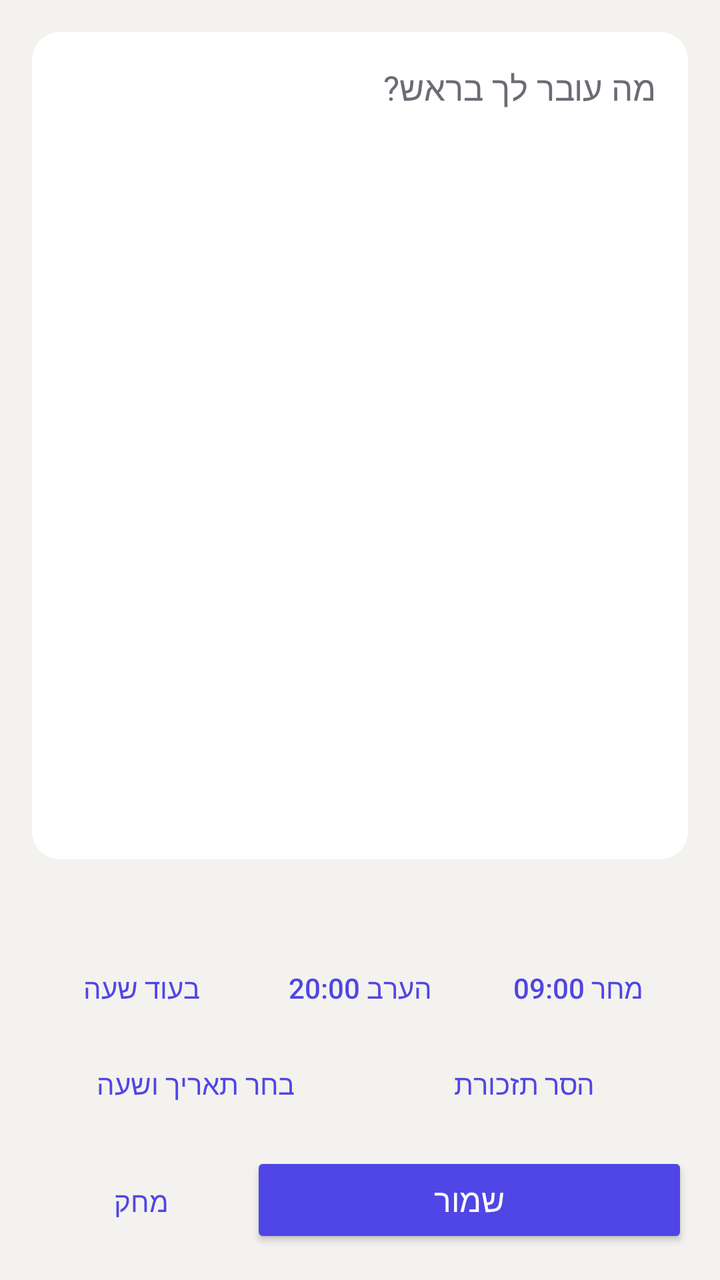
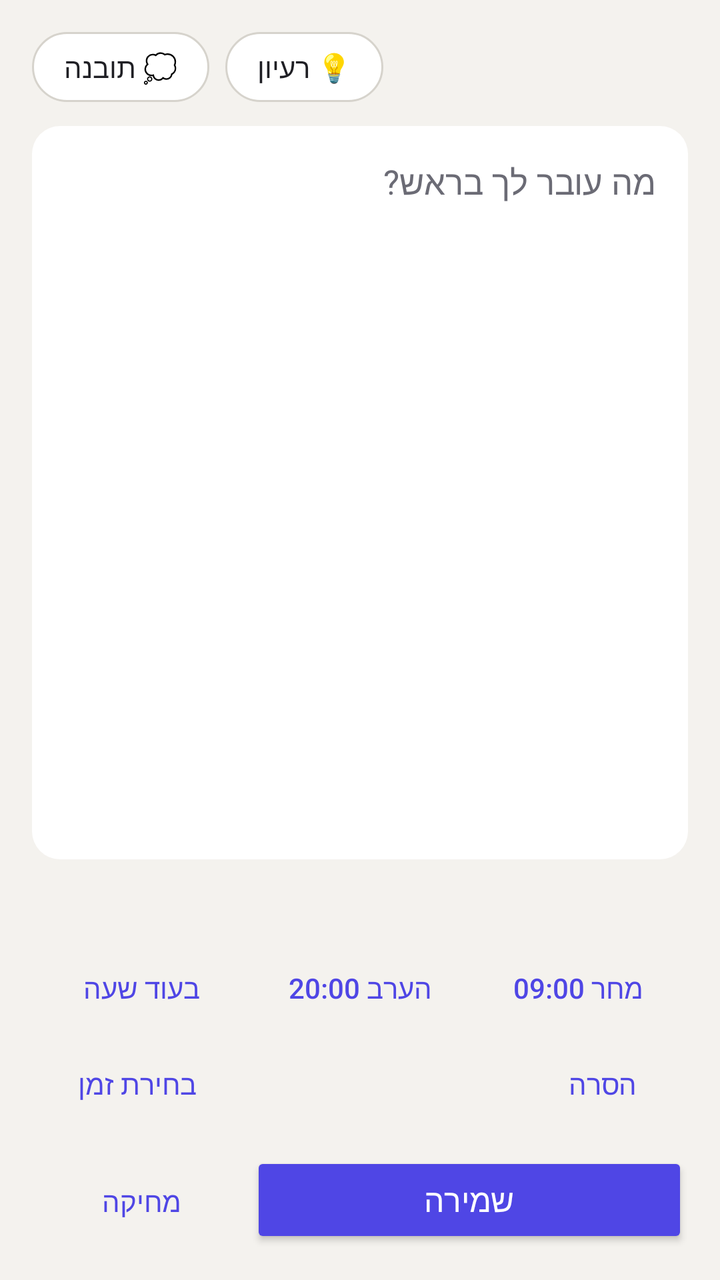

Before-and-after screenshots of an Android layout around one commit, followed by the original layout XML and the change that was made.
<!-- AndroidManifest.xml: application theme AppTheme -->
<!-- res/layout/activity_edit.xml -->
<?xml version="1.0" encoding="utf-8"?>
<LinearLayout xmlns:android="http://schemas.android.com/apk/res/android"
    android:layout_width="match_parent"
    android:layout_height="match_parent"
    android:background="@color/bg"
    android:orientation="vertical"
    android:padding="16dp">

    <EditText
        android:id="@+id/text"
        android:layout_width="match_parent"
        android:layout_height="0dp"
        android:layout_weight="1"
        android:background="@drawable/bg_card"
        android:gravity="top|start"
        android:hint="@string/thought_hint"
        android:importantForAutofill="no"
        android:inputType="textMultiLine|textCapSentences"
        android:padding="16dp"
        android:textColor="@color/text_primary"
        android:textColorHint="@color/text_secondary"
        android:textSize="17sp" />

    <TextView
        android:id="@+id/reminder_label"
        android:layout_width="match_parent"
        android:layout_height="wrap_content"
        android:layout_marginTop="14dp"
        android:textColor="@color/text_primary"
        android:textSize="15sp" />

    <LinearLayout
        android:layout_width="match_parent"
        android:layout_height="wrap_content"
        android:layout_marginTop="6dp"
        android:orientation="horizontal">

        <Button
            android:id="@+id/quick_hour"
            style="?android:attr/buttonBarButtonStyle"
            android:layout_width="0dp"
            android:layout_height="wrap_content"
            android:layout_weight="1"
            android:text="@string/in_hour"
            android:textAllCaps="false" />

        <Button
            android:id="@+id/quick_tonight"
            style="?android:attr/buttonBarButtonStyle"
            android:layout_width="0dp"
            android:layout_height="wrap_content"
            android:layout_weight="1"
            android:text="@string/tonight"
            android:textAllCaps="false" />

        <Button
            android:id="@+id/quick_tomorrow"
            style="?android:attr/buttonBarButtonStyle"
            android:layout_width="0dp"
            android:layout_height="wrap_content"
            android:layout_weight="1"
            android:text="@string/tomorrow_morning"
            android:textAllCaps="false" />
    </LinearLayout>

    <LinearLayout
        android:layout_width="match_parent"
        android:layout_height="wrap_content"
        android:orientation="horizontal">

        <Button
            android:id="@+id/pick"
            style="?android:attr/buttonBarButtonStyle"
            android:layout_width="0dp"
            android:layout_height="wrap_content"
            android:layout_weight="1"
            android:text="@string/pick_time"
            android:textAllCaps="false" />

        <Button
            android:id="@+id/clear"
            style="?android:attr/buttonBarButtonStyle"
            android:layout_width="0dp"
            android:layout_height="wrap_content"
            android:layout_weight="1"
            android:text="@string/clear_reminder"
            android:textAllCaps="false" />
    </LinearLayout>

    <LinearLayout
        android:layout_width="match_parent"
        android:layout_height="wrap_content"
        android:layout_marginTop="10dp"
        android:orientation="horizontal">

        <Button
            android:id="@+id/delete"
            style="?android:attr/buttonBarButtonStyle"
            android:layout_width="0dp"
            android:layout_height="wrap_content"
            android:layout_weight="1"
            android:text="@string/delete"
            android:textAllCaps="false" />

        <Button
            android:id="@+id/save"
            android:layout_width="0dp"
            android:layout_height="wrap_content"
            android:layout_weight="2"
            android:backgroundTint="@color/accent"
            android:text="@string/save"
            android:textAllCaps="false"
            android:textColor="@color/white"
            android:textSize="16sp" />
    </LinearLayout>
</LinearLayout>
<!-- resources referenced by this layout -->
<resources>
  <color name="accent">#4F46E5</color>
  <color name="bg">#F4F2EE</color>
  <color name="text_primary">#1F1F24</color>
  <color name="text_secondary">#6B6B75</color>
  <color name="white">#FFFFFF</color>
  <!-- drawable bg_card (drawable) -->
  <?xml version="1.0" encoding="utf-8"?>
  <shape xmlns:android="http://schemas.android.com/apk/res/android" android:shape="rectangle">
      <corners android:radius="14dp" />
      <solid android:color="@color/card" />
  </shape>
  <string name="clear_reminder">הסר תזכורת</string>
  <string name="delete">מחק</string>
  <string name="in_hour">בעוד שעה</string>
  <string name="pick_time">בחר תאריך ושעה</string>
  <string name="save">שמור</string>
  <string name="thought_hint">מה עובר לך בראש?</string>
  <string name="tomorrow_morning">מחר 09:00</string>
  <string name="tonight">הערב 20:00</string>
  <style name="AppTheme" parent="android:Theme.Material.Light.DarkActionBar">
          <item name="android:colorPrimary">@color/primary</item>
          <item name="android:colorPrimaryDark">@color/primary_dark</item>
          <item name="android:colorAccent">@color/accent</item>
          <item name="android:statusBarColor">@color/primary_dark</item>
          <item name="android:windowBackground">@color/bg</item>
      </style>
  <color name="card">#FFFFFF</color>
  <color name="primary">#3730A3</color>
  <color name="primary_dark">#312E81</color>
</resources>

<!-- the commit's change to res/layout/activity_edit.xml (unified diff, before → after) -->
@@ -5,6 +5,23 @@
     android:background="@color/bg"
     android:orientation="vertical"
     android:padding="16dp">
+
+    <LinearLayout
+        android:layout_width="match_parent"
+        android:layout_height="wrap_content"
+        android:layout_marginBottom="12dp"
+        android:orientation="horizontal">
+
+        <TextView
+            android:id="@+id/chip_insight"
+            style="@style/Chip"
+            android:text="@string/cat_insight" />
+
+        <TextView
+            android:id="@+id/chip_idea"
+            style="@style/Chip"
+            android:text="@string/cat_idea" />
+    </LinearLayout>
 
     <EditText
         android:id="@+id/text"
@@ -78,11 +95,19 @@
             android:textAllCaps="false" />
 
         <Button
+            android:id="@+id/repeat"
+            style="?android:attr/buttonBarButtonStyle"
+            android:layout_width="0dp"
+            android:layout_height="wrap_content"
+            android:layout_weight="1.3"
+            android:textAllCaps="false" />
+
+        <Button
             android:id="@+id/clear"
             style="?android:attr/buttonBarButtonStyle"
             android:layout_width="0dp"
             android:layout_height="wrap_content"
-            android:layout_weight="1"
+            android:layout_weight="0.8"
             android:text="@string/clear_reminder"
             android:textAllCaps="false" />
     </LinearLayout>
<!-- resource entries referenced after the edit -->
@@ -11,14 +11,30 @@
       <corners android:radius="14dp" />
       <solid android:color="@color/card" />
   </shape>
-  <string name="clear_reminder">הסר תזכורת</string>
-  <string name="delete">מחק</string>
+  <string name="cat_idea">💡 רעיון</string>
+  <string name="cat_insight">💭 תובנה</string>
+  <string name="clear_reminder">הסרה</string>
+  <string name="delete">מחיקה</string>
   <string name="in_hour">בעוד שעה</string>
-  <string name="pick_time">בחר תאריך ושעה</string>
-  <string name="save">שמור</string>
+  <string name="pick_time">בחירת זמן</string>
+  <string name="save">שמירה</string>
   <string name="thought_hint">מה עובר לך בראש?</string>
   <string name="tomorrow_morning">מחר 09:00</string>
   <string name="tonight">הערב 20:00</string>
+  <style name="Chip">
+          <item name="android:layout_width">wrap_content</item>
+          <item name="android:layout_height">wrap_content</item>
+          <item name="android:layout_marginEnd">8dp</item>
+          <item name="android:background">@drawable/bg_chip</item>
+          <item name="android:textColor">@color/chip_text</item>
+          <item name="android:paddingStart">16dp</item>
+          <item name="android:paddingEnd">16dp</item>
+          <item name="android:paddingTop">8dp</item>
+          <item name="android:paddingBottom">8dp</item>
+          <item name="android:textSize">14sp</item>
+          <item name="android:clickable">true</item>
+          <item name="android:focusable">true</item>
+      </style>
   <style name="AppTheme" parent="android:Theme.Material.Light.DarkActionBar">
           <item name="android:colorPrimary">@color/primary</item>
           <item name="android:colorPrimaryDark">@color/primary_dark</item>
@@ -27,7 +43,25 @@
           <item name="android:windowBackground">@color/bg</item>
       </style>
   <color name="card">#FFFFFF</color>
+  <!-- drawable bg_chip (drawable) -->
+  <?xml version="1.0" encoding="utf-8"?>
+  <selector xmlns:android="http://schemas.android.com/apk/res/android">
+      <item android:state_selected="true">
+          <shape android:shape="rectangle">
+              <corners android:radius="18dp" />
+              <solid android:color="@color/accent" />
+          </shape>
+      </item>
+      <item>
+          <shape android:shape="rectangle">
+              <corners android:radius="18dp" />
+              <solid android:color="@color/card" />
+              <stroke android:width="1dp" android:color="@color/chip_stroke" />
+          </shape>
+      </item>
+  </selector>
   <color name="primary">#3730A3</color>
   <color name="primary_dark">#312E81</color>
+  <color name="chip_stroke">#D6D3CC</color>
 </resources>
 
